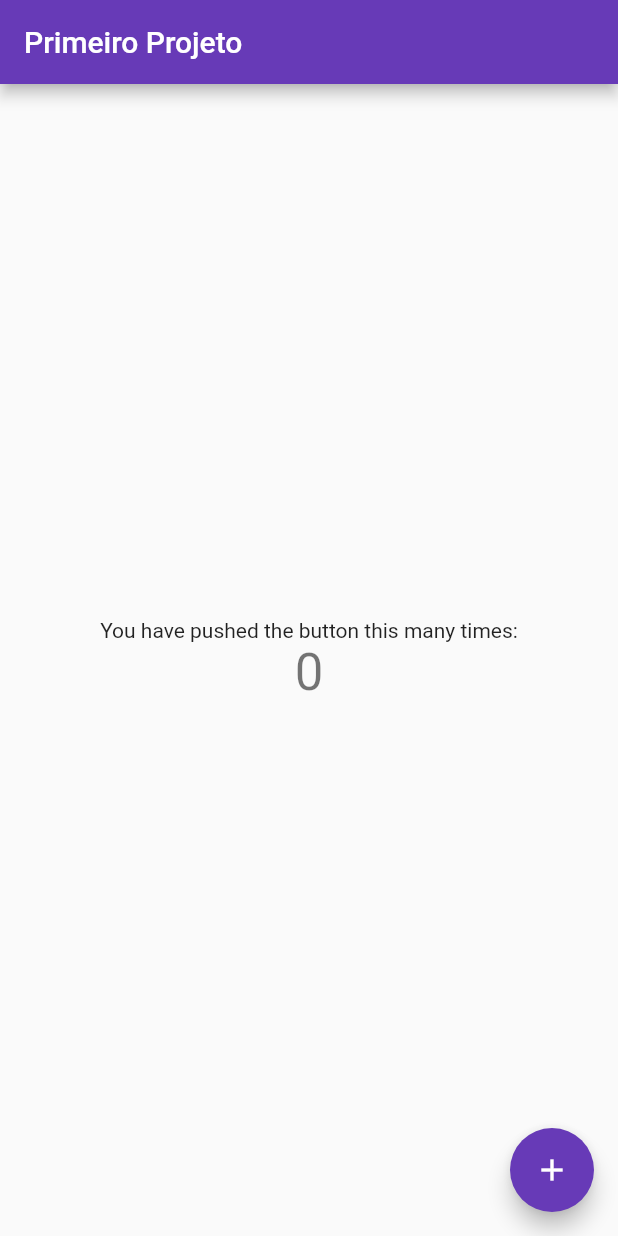
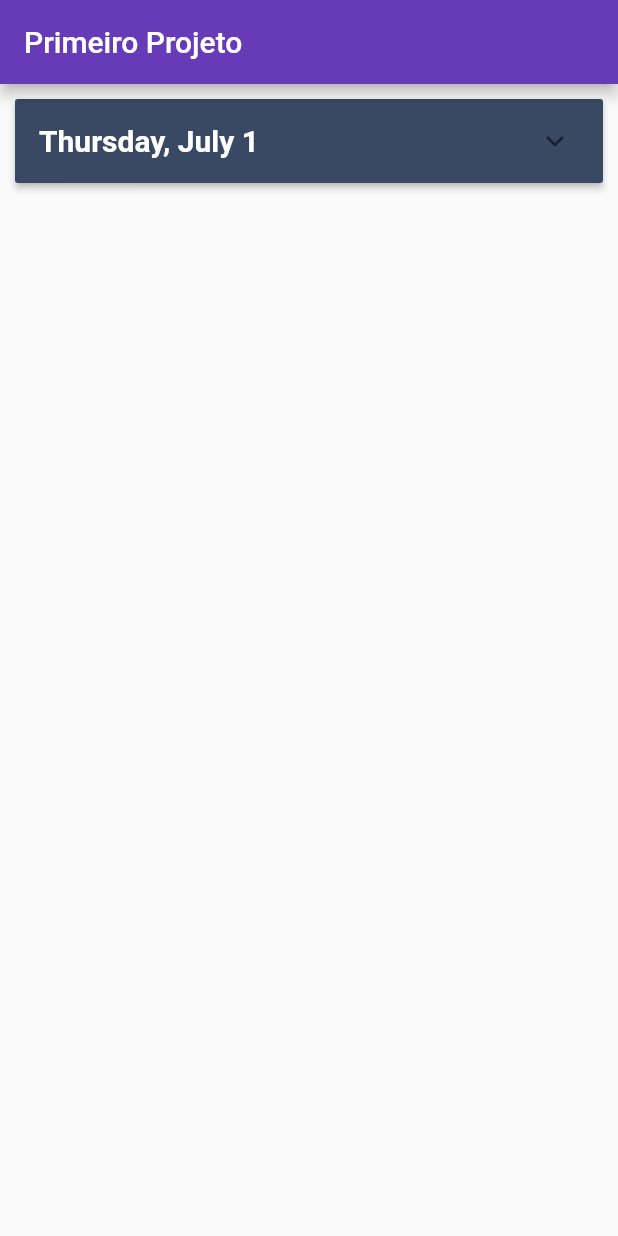
Before and after one commit to Thiiagoliveira/udemy01, a Flutter app: the screen it shows after launch, on a phone screen of 412 x 824 dp. Run offline on Flutter 3.47's test engine with Material 2 defaults, Android fonts, the phone set to English and light mode, and no system bars.

Commit message:
Componente - Lista de Presença

```diff
--- a/lib/main.dart
+++ b/lib/main.dart
@@ -1,111 +1,19 @@
+import 'package:flutter/cupertino.dart';
 import 'package:flutter/material.dart';
+import 'package:udemy01/ui/activities/home_activities.dart';
 
 void main() => runApp(MyApp());
 
 class MyApp extends StatelessWidget {
-  // This widget is the root of your application.
   @override
   Widget build(BuildContext context) {
     return MaterialApp(
       title: 'Flutter Demo',
       theme: ThemeData(
-        // This is the theme of your application.
-        //
-        // Try running your application with "flutter run". You'll see the
-        // application has a blue toolbar. Then, without quitting the app, try
-        // changing the primarySwatch below to Colors.green and then invoke
-        // "hot reload" (press "r" in the console where you ran "flutter run",
-        // or simply save your changes to "hot reload" in a Flutter IDE).
-        // Notice that the counter didn't reset back to zero; the application
-        // is not restarted.
         primarySwatch: Colors.deepPurple,
       ),
-      home: MyHomePage(title: 'Primeiro Projeto'),
+      home: HomeActivity(title: 'Primeiro Projeto'),
+      /*home: MyHomePage(title: 'Primeiro Projeto'),*/
     );
   }
 }
-
-class MyHomePage extends StatefulWidget {
-  MyHomePage({Key key, this.title}) : super(key: key);
-
-  // This widget is the home page of your application. It is stateful, meaning
-  // that it has a State object (defined below) that contains fields that affect
-  // how it looks.
-
-  // This class is the configuration for the state. It holds the values (in this
-  // case the title) provided by the parent (in this case the App widget) and
-  // used by the build method of the State. Fields in a Widget subclass are
-  // always marked "final".
-
-  final String title;
-
-  @override
-  _MyHomePageState createState() => _MyHomePageState();
-}
-
-class _MyHomePageState extends State<MyHomePage> {
-  int _counter = 0;
-
-  void _incrementCounter() {
-    setState(() {
-      // This call to setState tells the Flutter framework that something has
-      // changed in this State, which causes it to rerun the build method below
-      // so that the display can reflect the updated values. If we changed
-      // _counter without calling setState(), then the build method would not be
-      // called again, and so nothing would appear to happen.
-      _counter--;
-    });
-  }
-
-  @override
-  Widget build(BuildContext context) {
-    // This method is rerun every time setState is called, for instance as done
-    // by the _incrementCounter method above.
-    //
-    // The Flutter framework has been optimized to make rerunning build methods
-    // fast, so that you can just rebuild anything that needs updating rather
-    // than having to individually change instances of widgets.
-    return Scaffold(
-      appBar: AppBar(
-        // Here we take the value from the MyHomePage object that was created by
-        // the App.build method, and use it to set our appbar title.
-        title: Text(widget.title),
-      ),
-      body: Center(
-        // Center is a layout widget. It takes a single child and positions it
-        // in the middle of the parent.
-        child: Column(
-          // Column is also a layout widget. It takes a list of children and
-          // arranges them vertically. By default, it sizes itself to fit its
-          // children horizontally, and tries to be as tall as its parent.
-          //
-          // Invoke "debug painting" (press "p" in the console, choose the
-          // "Toggle Debug Paint" action from the Flutter Inspector in Android
-          // Studio, or the "Toggle Debug Paint" command in Visual Studio Code)
-          // to see the wireframe for each widget.
-          //
-          // Column has various properties to control how it sizes itself and
-          // how it positions its children. Here we use mainAxisAlignment to
-          // center the children vertically; the main axis here is the vertical
-          // axis because Columns are vertical (the cross axis would be
-          // horizontal).
-          mainAxisAlignment: MainAxisAlignment.center,
-          children: <Widget>[
-            Text(
-              'You have pushed the button this many times:',
-            ),
-            Text(
-              '$_counter',
-              style: Theme.of(context).textTheme.display1,
-            ),
-          ],
-        ),
-      ),
-      floatingActionButton: FloatingActionButton(
-        onPressed: _incrementCounter,
-        tooltip: 'Increment',
-        child: Icon(Icons.add),
-      ), // This trailing comma makes auto-formatting nicer for build methods.
-    );
-  }
-}
--- /dev/null
+++ b/lib/ui/activities/home_activities.dart
@@ -0,0 +1,23 @@
+import 'package:flutter/material.dart';
+import 'package:udemy01/ui/activities/menu_activities.dart';
+
+class HomeActivity extends StatefulWidget {
+  HomeActivity({Key key, this.title}) : super(key: key);
+
+  final String title;
+
+  @override
+  _HomeActivityState createState() => _HomeActivityState();
+}
+
+class _HomeActivityState extends State<HomeActivity> {
+  @override
+  Widget build(BuildContext context) {
+    return Scaffold(
+      appBar: AppBar(
+        title: Text(widget.title),
+      ),
+      body: MenuActivity(),
+    );
+  }
+}
--- /dev/null
+++ b/lib/ui/activities/menu_activities.dart
@@ -0,0 +1,17 @@
+import 'package:flutter/material.dart';
+import 'package:udemy01/ui/activities/present_list_activities.dart';
+
+class MenuActivity extends StatefulWidget {
+  @override
+  _MenuActivityState createState() => _MenuActivityState();
+}
+
+class _MenuActivityState extends State<MenuActivity> {
+  @override
+  Widget build(BuildContext context) {
+    return Container(
+      /*child: Text('aaaaaa'),*/
+      child: EventActivity(),
+    );
+  }
+}
--- /dev/null
+++ b/lib/ui/activities/present_list_activities.dart
@@ -0,0 +1,241 @@
+import 'package:flutter/widgets.dart';
+import 'package:flutter/cupertino.dart';
+import 'package:flutter/material.dart';
+
+
+class Event {
+  String expandedValue;
+  String eventValue;
+  String eventTime;
+  bool isExpandedEvent;
+  bool isExpanded;
+
+  Event({
+    this.expandedValue,
+    this.eventValue,
+    this.eventTime,
+    this.isExpandedEvent = false,
+    this.isExpanded = false,
+  });
+}
+
+class User {
+  final int indexUser;
+  final String name;
+  final String register;
+
+  User({this.indexUser, this.name, this.register});
+}
+
+List<Event> generateEvents(int numberOfEvents) {
+  return List.generate(numberOfEvents, (int index) {
+    return Event(
+      eventValue: 'Evento $index',
+      eventTime: '12:00',
+      expandedValue: 'Aluno do evento $index',
+    );
+  });
+}
+
+class EventActivity extends StatefulWidget {
+  @override
+  _EventActivityState createState() => _EventActivityState();
+}
+
+class _EventActivityState extends State<EventActivity> {
+  List<Event> _data = generateEvents(1);
+  List<Event> _dataEvent = generateEvents(3);
+
+  @override
+  Widget build(BuildContext context) {
+    return SingleChildScrollView(
+      child: _buildPanel(),
+    );
+  }
+
+  Widget _buildPanel() {
+    return Container(
+      margin: EdgeInsets.only(left: 10.0, right: 10.0, top: 10.0),
+      child: Theme(
+        data: Theme.of(context).copyWith(cardColor: Color(0xFF394964)),
+        child: ExpansionPanelList(
+          expansionCallback: (int index, bool isExpandedEvent) {
+            setState(() {
+              _data[index].isExpandedEvent = !isExpandedEvent;
+            });
+          },
+          children: _data.map<ExpansionPanel>((Event events) {
+            return ExpansionPanel(
+              canTapOnHeader: true,
+              headerBuilder: (BuildContext context, bool isExpanded) {
+                return ListTile(
+                  title: Text(
+                    'Thursday, July 1',
+                    style: TextStyle(
+                      fontWeight: FontWeight.bold,
+                      color: Colors.white,
+                      fontSize: 20,
+                    ),
+                  ),
+                );
+              },
+              body: Container(
+                margin: EdgeInsets.all(12.0),
+                child: Theme(
+                  data:
+                      Theme.of(context).copyWith(cardColor: Color(0xFFF4B549)),
+                  child: ExpansionPanelList(
+                    expansionCallback: (int index, bool isExpanded) {
+                      setState(() {
+                        _dataEvent[index].isExpanded = !isExpanded;
+                      });
+                    },
+                    children: _dataEvent.map<ExpansionPanel>((Event events) {
+                      return ExpansionPanel(
+
+                        headerBuilder: (BuildContext context, bool isExpanded) {
+                          return Padding(
+                            padding:
+                            const EdgeInsets.symmetric(horizontal: 15.0),
+                            child: Row(
+                              children: <Widget>[
+                                Text(
+                                  events.eventValue,
+                                  style: TextStyle(
+                                      fontWeight: FontWeight.bold,
+                                      color: Colors.white,
+                                      fontSize: 20),
+                                ),
+                                SizedBox(width: 50),
+                                Text(
+                                  events.eventTime,
+                                  style: TextStyle(
+                                      fontWeight: FontWeight.bold,
+                                      color: Colors.white,
+                                      fontSize: 20),
+                                ),
+                              ],
+                            ),
+                          );
+                        },
+                        body: Column(
+                          children: <Widget>[
+                            Container(
+                              color: Colors.white70,
+                              child: ListTile(
+                                title: Text(events.expandedValue),
+                                trailing: Icon(Icons.delete),
+                                onTap: () {
+                                  showModalBottomSheet(
+                                    context: context,
+                                    builder: (context) {
+                                      return Center(
+                                        child: Column(
+                                          mainAxisSize: MainAxisSize.min,
+                                          crossAxisAlignment:
+                                              CrossAxisAlignment.center,
+                                          children: <Widget>[
+                                            new Container(
+                                              margin: new EdgeInsets.all(25.0),
+                                              child: new ListTile(
+                                                leading: new Icon(Icons.photo),
+                                                title: new Text('Photo'),
+                                                onTap: () {
+                                                  Navigator.pop(context);
+                                                },
+                                              ),
+                                            ),
+                                          ],
+                                        ),
+                                      );
+                                    },
+                                  );
+                                },
+                              ),
+                            ),
+                            Container(
+                              color: Colors.grey,
+                              child: ListTile(
+                                title: Text(events.expandedValue),
+                                subtitle: Text(
+                                    'To delete this panel, tap the trash can icon'),
+                                trailing: Icon(Icons.delete),
+                                onTap: () {
+                                  showModalBottomSheet(
+                                    context: context,
+                                    builder: (context) {
+                                      return Center(
+                                        child: Column(
+                                          mainAxisSize: MainAxisSize.min,
+                                          crossAxisAlignment:
+                                              CrossAxisAlignment.center,
+                                          children: <Widget>[
+                                            new Container(
+                                              margin: new EdgeInsets.all(25.0),
+                                              child: new ListTile(
+                                                leading: new Icon(Icons.photo),
+                                                title: new Text('Photo'),
+                                                onTap: () {
+                                                  Navigator.pop(context);
+                                                },
+                                              ),
+                                            ),
+                                          ],
+                                        ),
+                                      );
+                                    },
+                                  );
+                                },
+                              ),
+                            ),
+                            Container(
+                              color: Colors.white70,
+                              child: ListTile(
+                                title: Text(events.expandedValue),
+                                subtitle: Text(
+                                    'To delete this panel, tap the trash can icon'),
+                                trailing: Icon(Icons.delete),
+                                onTap: () {
+                                  showModalBottomSheet(
+                                    context: context,
+                                    builder: (context) {
+                                      return Center(
+                                        child: Column(
+                                          mainAxisSize: MainAxisSize.min,
+                                          crossAxisAlignment:
+                                              CrossAxisAlignment.center,
+                                          children: <Widget>[
+                                            new Container(
+                                              margin: new EdgeInsets.all(25.0),
+                                              child: new ListTile(
+                                                leading: new Icon(Icons.photo),
+                                                title: new Text('Photo'),
+                                                onTap: () {
+                                                  Navigator.pop(context);
+                                                },
+                                              ),
+                                            ),
+                                          ],
+                                        ),
+                                      );
+                                    },
+                                  );
+                                },
+                              ),
+                            ),
+                          ],
+                        ),
+                        isExpanded: events.isExpanded,
+                      );
+                    }).toList(),
+                  ),
+                ),
+              ),
+              isExpanded: events.isExpandedEvent,
+            );
+          }).toList(),
+        ),
+      ),
+    );
+  }
+}
```
Also changed, not shown: lib/main2.dart (added, +14 -0 lines).
